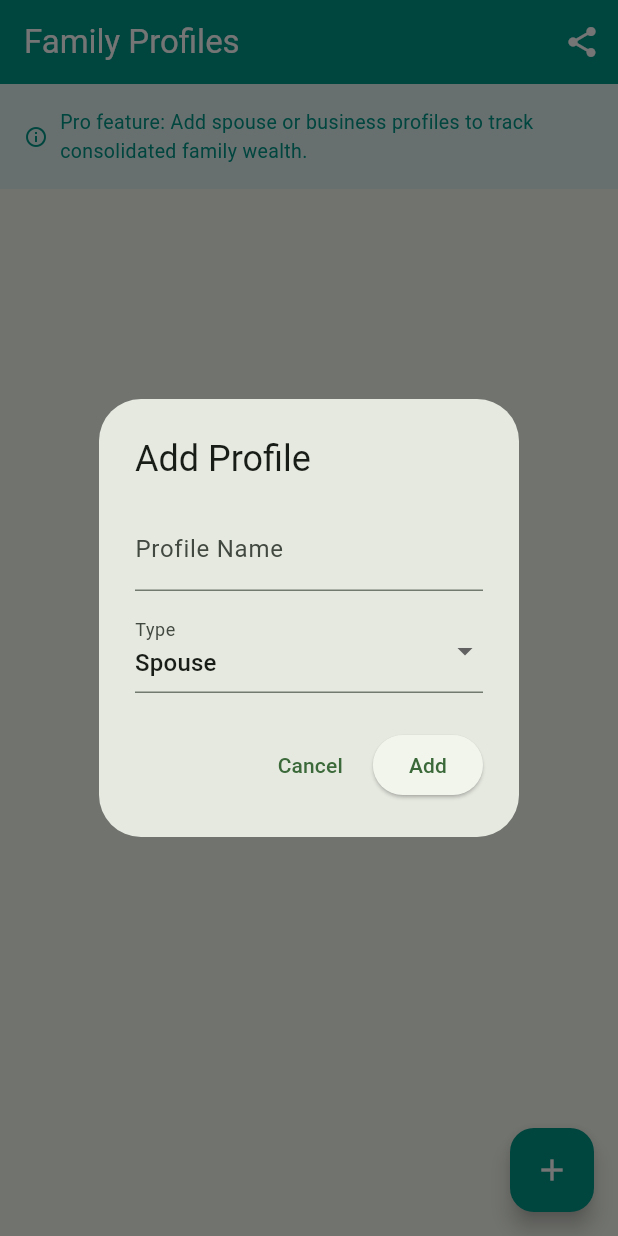
After one commit to logeethraj/finmap, a Flutter app: the ProfilesScreen screen opened directly, after a tap on "Add First Profile", on a phone screen of 412 x 824 dp. The commit adds this screen. Run offline on Flutter 3.47's test engine with Material 3 defaults, Android fonts, the phone set to English and light mode, and no system bars; our stand-ins replace shared_preferences, supabase_flutter; accounts and stored records are empty.

Commit message:
Fix bugs 012, 014, 015, 016 - biometric, family profiles, sharing

```diff
--- a/lib/screens/dashboard_screen.dart
+++ b/lib/screens/dashboard_screen.dart
@@ -8,6 +8,7 @@ import 'liabilities_screen.dart';
 import 'health_check_screen.dart';
 import 'snapshots_screen.dart';
 import 'pricing_screen.dart';
+import 'profiles_screen.dart';
 
 class DashboardScreen extends StatefulWidget {
   const DashboardScreen({super.key});
@@ -49,6 +50,7 @@ class _DashboardScreenState extends State<DashboardScreen> {
       GoalsScreen(),
       SnapshotsScreen(),
       HealthCheckScreen(),
+      ProfilesScreen(),
       PricingScreen(),
       SettingsScreen(),
     ];
@@ -72,6 +74,7 @@ class _DashboardScreenState extends State<DashboardScreen> {
           BottomNavigationBarItem(icon: Icon(Icons.flag), label: 'Goals'),
           BottomNavigationBarItem(icon: Icon(Icons.camera_alt), label: 'Snapshots'),
           BottomNavigationBarItem(icon: Icon(Icons.favorite), label: 'Health'),
+          BottomNavigationBarItem(icon: Icon(Icons.people), label: 'Family'),
           BottomNavigationBarItem(icon: Icon(Icons.workspace_premium), label: 'Pro'),
           BottomNavigationBarItem(icon: Icon(Icons.settings), label: 'Settings'),
         ],
@@ -126,19 +129,27 @@ class _DashboardScreenState extends State<DashboardScreen> {
               ),
               child: Column(
                 children: [
-                  const Text('Net Worth', style: TextStyle(color: Colors.white70, fontSize: 16)),
+                  const Text('Net Worth',
+                      style: TextStyle(color: Colors.white70, fontSize: 16)),
                   const SizedBox(height: 8),
                   Text('₹${netWorth.toStringAsFixed(0)}',
-                      style: const TextStyle(color: Colors.white, fontSize: 48, fontWeight: FontWeight.bold)),
+                      style: const TextStyle(
+                          color: Colors.white,
+                          fontSize: 48,
+                          fontWeight: FontWeight.bold)),
                 ],
               ),
             ),
             const SizedBox(height: 16),
             Row(
               children: [
-                Expanded(child: _summaryCard('Total Assets', '₹${_totalAssets.toStringAsFixed(0)}', Colors.blue)),
+                Expanded(
+                    child: _summaryCard('Total Assets',
+                        '₹${_totalAssets.toStringAsFixed(0)}', Colors.blue)),
                 const SizedBox(width: 12),
-                Expanded(child: _summaryCard('Total Liabilities', '₹${_totalLiabilities.toStringAsFixed(0)}', Colors.red)),
+                Expanded(
+                    child: _summaryCard('Total Liabilities',
+                        '₹${_totalLiabilities.toStringAsFixed(0)}', Colors.red)),
               ],
             ),
           ],
@@ -160,7 +171,9 @@ class _DashboardScreenState extends State<DashboardScreen> {
         children: [
           Text(title, style: TextStyle(color: color, fontSize: 12)),
           const SizedBox(height: 8),
-          Text(value, style: TextStyle(color: color, fontSize: 20, fontWeight: FontWeight.bold)),
+          Text(value,
+              style: TextStyle(
+                  color: color, fontSize: 20, fontWeight: FontWeight.bold)),
         ],
       ),
     );
--- /dev/null
+++ b/lib/screens/profiles_screen.dart
@@ -0,0 +1,218 @@
+import 'package:flutter/material.dart';
+import 'package:supabase_flutter/supabase_flutter.dart';
+
+class ProfilesScreen extends StatefulWidget {
+  const ProfilesScreen({super.key});
+
+  @override
+  State<ProfilesScreen> createState() => _ProfilesScreenState();
+}
+
+class _ProfilesScreenState extends State<ProfilesScreen> {
+  final _supabase = Supabase.instance.client;
+  List<Map<String, dynamic>> _profiles = [];
+  bool _isLoading = true;
+
+  @override
+  void initState() {
+    super.initState();
+    _loadProfiles();
+  }
+
+  Future<void> _loadProfiles() async {
+    final data = await _supabase
+        .from('profiles')
+        .select()
+        .order('created_at', ascending: true);
+    setState(() {
+      _profiles = List<Map<String, dynamic>>.from(data);
+      _isLoading = false;
+    });
+  }
+
+  Future<void> _deleteProfile(String id) async {
+    await _supabase.from('profiles').delete().eq('id', id);
+    _loadProfiles();
+  }
+
+  void _showAddProfileDialog() {
+    final nameController = TextEditingController();
+    String selectedType = 'Spouse';
+    final types = ['Spouse', 'Business', 'Child', 'Parent', 'Other'];
+
+    showDialog(
+      context: context,
+      builder: (context) => StatefulBuilder(
+        builder: (context, setDialogState) => AlertDialog(
+          title: const Text('Add Profile'),
+          content: Column(
+            mainAxisSize: MainAxisSize.min,
+            children: [
+              TextField(
+                controller: nameController,
+                decoration: const InputDecoration(labelText: 'Profile Name'),
+              ),
+              const SizedBox(height: 12),
+              DropdownButtonFormField<String>(
+                value: selectedType,
+                items: types.map((t) => DropdownMenuItem(value: t, child: Text(t))).toList(),
+                onChanged: (v) => setDialogState(() => selectedType = v!),
+                decoration: const InputDecoration(labelText: 'Type'),
+              ),
+            ],
+          ),
+          actions: [
+            TextButton(onPressed: () => Navigator.pop(context), child: const Text('Cancel')),
+            ElevatedButton(
+              onPressed: () async {
+                await _supabase.from('profiles').insert({
+                  'owner_id': _supabase.auth.currentUser!.id,
+                  'name': nameController.text,
+                  'type': selectedType,
+                });
+                if (mounted) Navigator.pop(context);
+                _loadProfiles();
+              },
+              child: const Text('Add'),
+            ),
+          ],
+        ),
+      ),
+    );
+  }
+
+  void _showShareDialog() {
+    showDialog(
+      context: context,
+      builder: (context) => AlertDialog(
+        title: const Text('Share Dashboard'),
+        content: Column(
+          mainAxisSize: MainAxisSize.min,
+          children: [
+            const Icon(Icons.share, size: 48, color: Colors.green),
+            const SizedBox(height: 16),
+            const Text('Share your financial dashboard with your CA or family member.'),
+            const SizedBox(height: 12),
+            Container(
+              padding: const EdgeInsets.all(12),
+              decoration: BoxDecoration(
+                color: Colors.grey.shade100,
+                borderRadius: BorderRadius.circular(8),
+              ),
+              child: Text(
+                'finmap.app/share/${_supabase.auth.currentUser!.id.substring(0, 8)}',
+                style: const TextStyle(fontFamily: 'monospace', color: Colors.blue),
+              ),
+            ),
+            const SizedBox(height: 8),
+            const Text('View-only access • Expires in 7 days',
+                style: TextStyle(color: Colors.grey, fontSize: 12)),
+          ],
+        ),
+        actions: [
+          TextButton(onPressed: () => Navigator.pop(context), child: const Text('Close')),
+          ElevatedButton(
+            onPressed: () {
+              Navigator.pop(context);
+              ScaffoldMessenger.of(context).showSnackBar(
+                const SnackBar(content: Text('Share link copied! ✅')),
+              );
+            },
+            style: ElevatedButton.styleFrom(backgroundColor: Colors.green),
+            child: const Text('Copy Link', style: TextStyle(color: Colors.white)),
+          ),
+        ],
+      ),
+    );
+  }
+
+  @override
+  Widget build(BuildContext context) {
+    return Scaffold(
+      appBar: AppBar(
+        title: const Text('Family Profiles'),
+        backgroundColor: Colors.teal,
+        foregroundColor: Colors.white,
+        actions: [
+          IconButton(
+            icon: const Icon(Icons.share),
+            onPressed: _showShareDialog,
+            tooltip: 'Share Dashboard',
+          ),
+        ],
+      ),
+      floatingActionButton: FloatingActionButton(
+        onPressed: _showAddProfileDialog,
+        backgroundColor: Colors.teal,
+        child: const Icon(Icons.add, color: Colors.white),
+      ),
+      body: _isLoading
+          ? const Center(child: CircularProgressIndicator())
+          : Column(
+              children: [
+                Container(
+                  width: double.infinity,
+                  padding: const EdgeInsets.all(16),
+                  color: Colors.teal.shade50,
+                  child: const Row(
+                    children: [
+                      Icon(Icons.info_outline, color: Colors.teal, size: 16),
+                      SizedBox(width: 8),
+                      Expanded(
+                        child: Text(
+                          'Pro feature: Add spouse or business profiles to track consolidated family wealth.',
+                          style: TextStyle(color: Colors.teal, fontSize: 13),
+                        ),
+                      ),
+                    ],
+                  ),
+                ),
+                Expanded(
+                  child: _profiles.isEmpty
+                      ? Center(
+                          child: Column(
+                            mainAxisAlignment: MainAxisAlignment.center,
+                            children: [
+                              const Icon(Icons.people, size: 64, color: Colors.grey),
+                              const SizedBox(height: 16),
+                              const Text('No profiles yet.'),
+                              const SizedBox(height: 8),
+                              ElevatedButton(
+                                onPressed: _showAddProfileDialog,
+                                style: ElevatedButton.styleFrom(backgroundColor: Colors.teal),
+                                child: const Text('Add First Profile',
+                                    style: TextStyle(color: Colors.white)),
+                              ),
+                            ],
+                          ),
+                        )
+                      : ListView.builder(
+                          padding: const EdgeInsets.all(16),
+                          itemCount: _profiles.length,
+                          itemBuilder: (context, index) {
+                            final profile = _profiles[index];
+                            return Card(
+                              child: ListTile(
+                                leading: CircleAvatar(
+                                  backgroundColor: Colors.teal,
+                                  child: Text(
+                                    profile['name'][0].toUpperCase(),
+                                    style: const TextStyle(color: Colors.white),
+                                  ),
+                                ),
+                                title: Text(profile['name']),
+                                subtitle: Text(profile['type']),
+                                trailing: IconButton(
+                                  icon: const Icon(Icons.delete, color: Colors.red),
+                                  onPressed: () => _deleteProfile(profile['id']),
+                                ),
+                              ),
+                            );
+                          },
+                        ),
+                ),
+              ],
+            ),
+    );
+  }
+}
```
Also changed, not shown: lib/screens/settings_screen.dart (+24 -0 lines).
